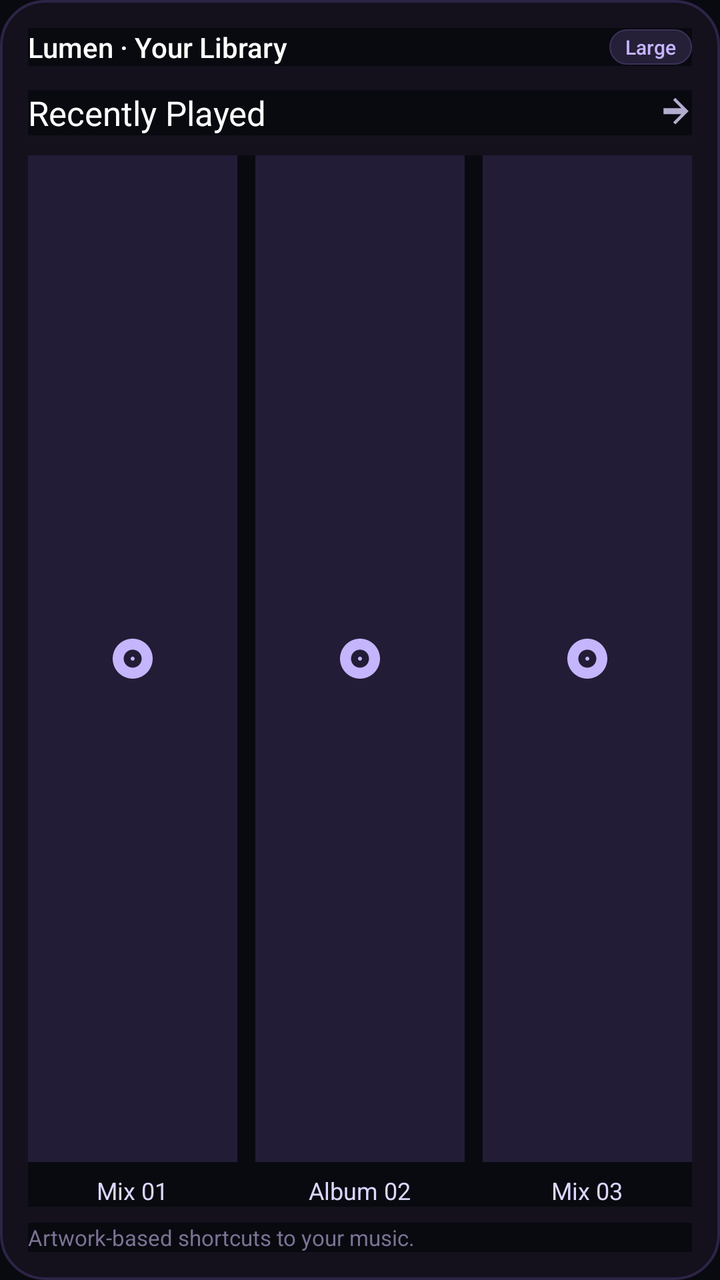
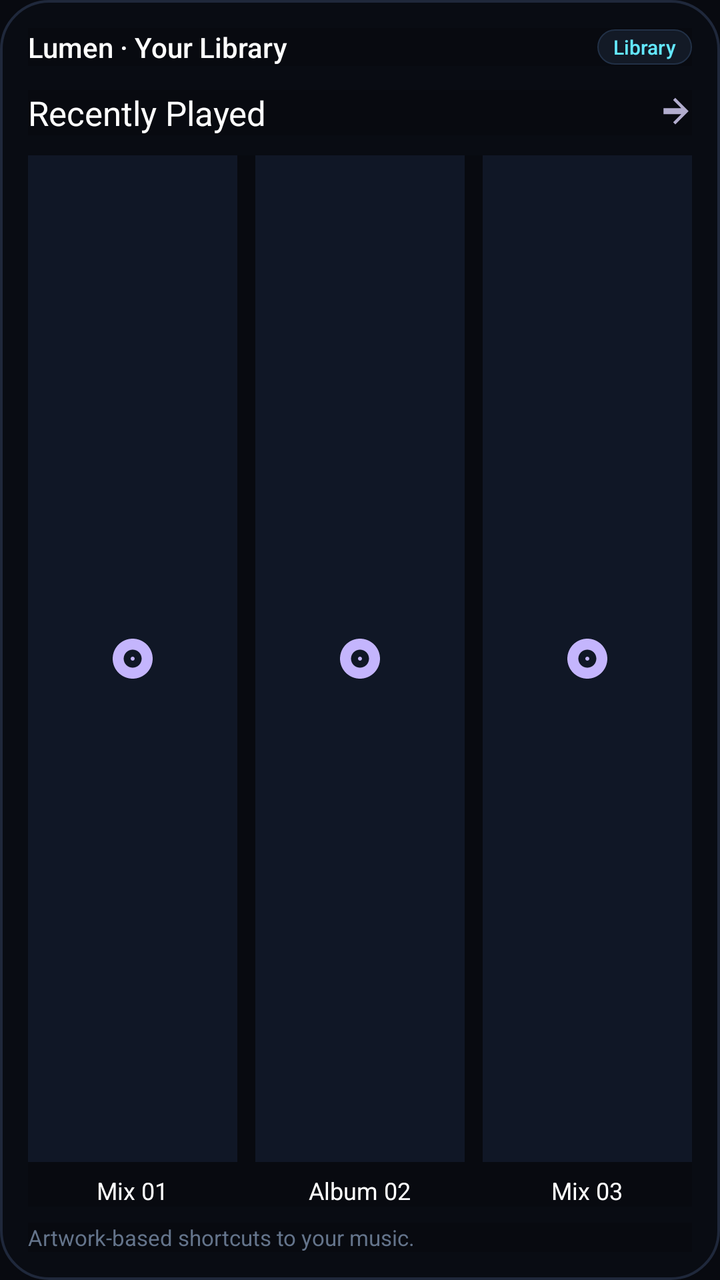

Two renders of the same Android screen: before a commit and after it. Below are the layout's source before the change and the commit's diff.
<!-- AndroidManifest.xml: application theme AppTheme -->
<!-- res/layout/widget_library.xml -->
<?xml version="1.0" encoding="utf-8"?>
<LinearLayout xmlns:android="http://schemas.android.com/apk/res/android"
    android:id="@+id/widget_lib_root"
    android:layout_width="match_parent"
    android:layout_height="match_parent"
    android:background="@drawable/widget_card_bg"
    android:orientation="vertical"
    android:padding="14dp">

    
    <LinearLayout
        android:layout_width="match_parent"
        android:layout_height="wrap_content"
        android:gravity="center_vertical"
        android:orientation="horizontal">

        <TextView
            android:layout_width="0dp"
            android:layout_height="wrap_content"
            android:layout_weight="1"
            android:fontFamily="sans-serif-medium"
            android:text="Lumen · Your Library"
            android:textColor="#FFFFFF"
            android:textSize="14sp" />

        <TextView
            android:layout_width="wrap_content"
            android:layout_height="wrap_content"
            android:background="@drawable/widget_tag_bg"
            android:fontFamily="sans-serif-medium"
            android:paddingStart="8dp"
            android:paddingTop="2dp"
            android:paddingEnd="8dp"
            android:paddingBottom="2dp"
            android:text="Large"
            android:textColor="#C4B5FD"
            android:textSize="10sp" />
    </LinearLayout>

    
    <LinearLayout
        android:layout_width="match_parent"
        android:layout_height="wrap_content"
        android:layout_marginTop="12dp"
        android:gravity="center_vertical"
        android:orientation="horizontal">

        <TextView
            android:layout_width="0dp"
            android:layout_height="wrap_content"
            android:layout_weight="1"
            android:fontFamily="sans-serif-bold"
            android:text="Recently Played"
            android:textColor="#FFFFFF"
            android:textSize="17sp" />

        <ImageView
            android:id="@+id/widget_lib_open_all"
            android:layout_width="18dp"
            android:layout_height="18dp"
            android:alpha="0.8"
            android:src="@drawable/ic_widget_arrow_right" />
    </LinearLayout>

    
    <LinearLayout
        android:layout_width="match_parent"
        android:layout_height="0dp"
        android:layout_marginTop="10dp"
        android:layout_weight="1"
        android:gravity="center"
        android:orientation="horizontal">

        
        <LinearLayout
            android:id="@+id/widget_lib_card_1"
            android:layout_width="0dp"
            android:layout_height="match_parent"
            android:layout_marginEnd="6dp"
            android:layout_weight="1"
            android:gravity="center_horizontal"
            android:orientation="vertical">

            <ImageView
                android:id="@+id/widget_lib_art_1"
                android:layout_width="match_parent"
                android:layout_height="0dp"
                android:layout_weight="1"
                android:background="#231C36"
                android:scaleType="centerInside"
                android:src="@drawable/ic_widget_disc" />

            <TextView
                android:id="@+id/widget_lib_title_1"
                android:layout_width="wrap_content"
                android:layout_height="wrap_content"
                android:layout_marginTop="6dp"
                android:ellipsize="end"
                android:fontFamily="sans-serif"
                android:maxLines="1"
                android:text="Mix 01"
                android:textColor="#DDD6FE"
                android:textSize="12sp" />
        </LinearLayout>

        
        <LinearLayout
            android:id="@+id/widget_lib_card_2"
            android:layout_width="0dp"
            android:layout_height="match_parent"
            android:layout_marginStart="3dp"
            android:layout_marginEnd="3dp"
            android:layout_weight="1"
            android:gravity="center_horizontal"
            android:orientation="vertical">

            <ImageView
                android:id="@+id/widget_lib_art_2"
                android:layout_width="match_parent"
                android:layout_height="0dp"
                android:layout_weight="1"
                android:background="#231C36"
                android:scaleType="centerInside"
                android:src="@drawable/ic_widget_disc" />

            <TextView
                android:id="@+id/widget_lib_title_2"
                android:layout_width="wrap_content"
                android:layout_height="wrap_content"
                android:layout_marginTop="6dp"
                android:ellipsize="end"
                android:fontFamily="sans-serif"
                android:maxLines="1"
                android:text="Album 02"
                android:textColor="#DDD6FE"
                android:textSize="12sp" />
        </LinearLayout>

        
        <LinearLayout
            android:id="@+id/widget_lib_card_3"
            android:layout_width="0dp"
            android:layout_height="match_parent"
            android:layout_marginStart="6dp"
            android:layout_weight="1"
            android:gravity="center_horizontal"
            android:orientation="vertical">

            <ImageView
                android:id="@+id/widget_lib_art_3"
                android:layout_width="match_parent"
                android:layout_height="0dp"
                android:layout_weight="1"
                android:background="#231C36"
                android:scaleType="centerInside"
                android:src="@drawable/ic_widget_disc" />

            <TextView
                android:id="@+id/widget_lib_title_3"
                android:layout_width="wrap_content"
                android:layout_height="wrap_content"
                android:layout_marginTop="6dp"
                android:ellipsize="end"
                android:fontFamily="sans-serif"
                android:maxLines="1"
                android:text="Mix 03"
                android:textColor="#DDD6FE"
                android:textSize="12sp" />
        </LinearLayout>
    </LinearLayout>

    
    <TextView
        android:layout_width="match_parent"
        android:layout_height="wrap_content"
        android:layout_marginTop="8dp"
        android:fontFamily="sans-serif"
        android:text="Artwork-based shortcuts to your music."
        android:textColor="#7C7294"
        android:textSize="11sp" />
</LinearLayout>
<!-- resources referenced by this layout -->
<resources>
  <!-- drawable ic_widget_arrow_right (drawable) -->
  <vector xmlns:android="http://schemas.android.com/apk/res/android"
      android:width="24dp"
      android:height="24dp"
      android:viewportWidth="24"
      android:viewportHeight="24">
    <path
        android:fillColor="#DDD6FE"
        android:pathData="M5,13h11.86l-5.43,5.43 1.42,1.42L21.71,11 12.85,2.15 11.43,3.57 16.86,9H5v4z"/>
  </vector>
  <!-- drawable ic_widget_disc (drawable) -->
  <vector xmlns:android="http://schemas.android.com/apk/res/android"
      android:width="24dp"
      android:height="24dp"
      android:viewportWidth="24"
      android:viewportHeight="24">
    <path
        android:fillColor="#C4B5FD"
        android:pathData="M12,2C6.48,2 2,6.48 2,12s4.48,10 10,10 10,-4.48 10,-10S17.52,2 12,2zm0,14.5c-2.49,0 -4.5,-2.01 -4.5,-4.5S9.51,7.5 12,7.5s4.5,2.01 4.5,4.5 -2.01,4.5 -4.5,4.5zm0,-5.5c-0.55,0 -1,0.45 -1,1s0.45,1 1,1 1,-0.45 1,-1 -0.45,-1 -1,-1z"/>
  </vector>
  <!-- drawable widget_card_bg (drawable) -->
  <?xml version="1.0" encoding="utf-8"?>
  <shape xmlns:android="http://schemas.android.com/apk/res/android"
      android:shape="rectangle">
      <solid android:color="#14111D" />
      <corners android:radius="22dp" />
      <stroke
          android:width="1.2dp"
          android:color="#2D2447" />
  </shape>
  <!-- drawable widget_tag_bg (drawable) -->
  <?xml version="1.0" encoding="utf-8"?>
  <shape xmlns:android="http://schemas.android.com/apk/res/android"
      android:shape="rectangle">
      <solid android:color="#261F38" />
      <corners android:radius="12dp" />
      <stroke
          android:width="0.8dp"
          android:color="#3D3259" />
  </shape>
  <style name="AppTheme" parent="Theme.AppCompat.DayNight.NoActionBar">
          
          <item name="colorPrimary">@color/colorPrimary</item>
          <item name="colorPrimaryDark">@color/colorPrimaryDark</item>
          <item name="colorAccent">@color/colorAccent</item>
          <item name="android:windowBackground">#080A10</item>
          <item name="android:background">#080A10</item>
      </style>
</resources>

<!-- the commit's change to res/layout/widget_library.xml (unified diff, before → after) -->
@@ -32,8 +32,8 @@
             android:paddingTop="2dp"
             android:paddingEnd="8dp"
             android:paddingBottom="2dp"
-            android:text="Large"
-            android:textColor="#C4B5FD"
+            android:text="Library"
+            android:textColor="#63E8FF"
             android:textSize="10sp" />
     </LinearLayout>
 
@@ -86,7 +86,7 @@
                 android:layout_width="match_parent"
                 android:layout_height="0dp"
                 android:layout_weight="1"
-                android:background="#231C36"
+                android:background="#101726"
                 android:scaleType="centerInside"
                 android:src="@drawable/ic_widget_disc" />
 
@@ -99,7 +99,7 @@
                 android:fontFamily="sans-serif"
                 android:maxLines="1"
                 android:text="Mix 01"
-                android:textColor="#DDD6FE"
+                android:textColor="#FFFFFF"
                 android:textSize="12sp" />
         </LinearLayout>
 
@@ -119,7 +119,7 @@
                 android:layout_width="match_parent"
                 android:layout_height="0dp"
                 android:layout_weight="1"
-                android:background="#231C36"
+                android:background="#101726"
                 android:scaleType="centerInside"
                 android:src="@drawable/ic_widget_disc" />
 
@@ -132,7 +132,7 @@
                 android:fontFamily="sans-serif"
                 android:maxLines="1"
                 android:text="Album 02"
-                android:textColor="#DDD6FE"
+                android:textColor="#FFFFFF"
                 android:textSize="12sp" />
         </LinearLayout>
 
@@ -151,7 +151,7 @@
                 android:layout_width="match_parent"
                 android:layout_height="0dp"
                 android:layout_weight="1"
-                android:background="#231C36"
+                android:background="#101726"
                 android:scaleType="centerInside"
                 android:src="@drawable/ic_widget_disc" />
 
@@ -164,7 +164,7 @@
                 android:fontFamily="sans-serif"
                 android:maxLines="1"
                 android:text="Mix 03"
-                android:textColor="#DDD6FE"
+                android:textColor="#FFFFFF"
                 android:textSize="12sp" />
         </LinearLayout>
     </LinearLayout>
@@ -176,6 +176,6 @@
         android:layout_marginTop="8dp"
         android:fontFamily="sans-serif"
         android:text="Artwork-based shortcuts to your music."
-        android:textColor="#7C7294"
+        android:textColor="#64748B"
         android:textSize="11sp" />
 </LinearLayout>
<!-- resource entries referenced after the edit -->
@@ -24,21 +24,21 @@
   <?xml version="1.0" encoding="utf-8"?>
   <shape xmlns:android="http://schemas.android.com/apk/res/android"
       android:shape="rectangle">
-      <solid android:color="#14111D" />
-      <corners android:radius="22dp" />
+      <solid android:color="#090C13" />
+      <corners android:radius="24dp" />
       <stroke
           android:width="1.2dp"
-          android:color="#2D2447" />
+          android:color="#1F283B" />
   </shape>
   <!-- drawable widget_tag_bg (drawable) -->
   <?xml version="1.0" encoding="utf-8"?>
   <shape xmlns:android="http://schemas.android.com/apk/res/android"
       android:shape="rectangle">
-      <solid android:color="#261F38" />
+      <solid android:color="#131A26" />
       <corners android:radius="12dp" />
       <stroke
           android:width="0.8dp"
-          android:color="#3D3259" />
+          android:color="#223147" />
   </shape>
   <style name="AppTheme" parent="Theme.AppCompat.DayNight.NoActionBar">
           
